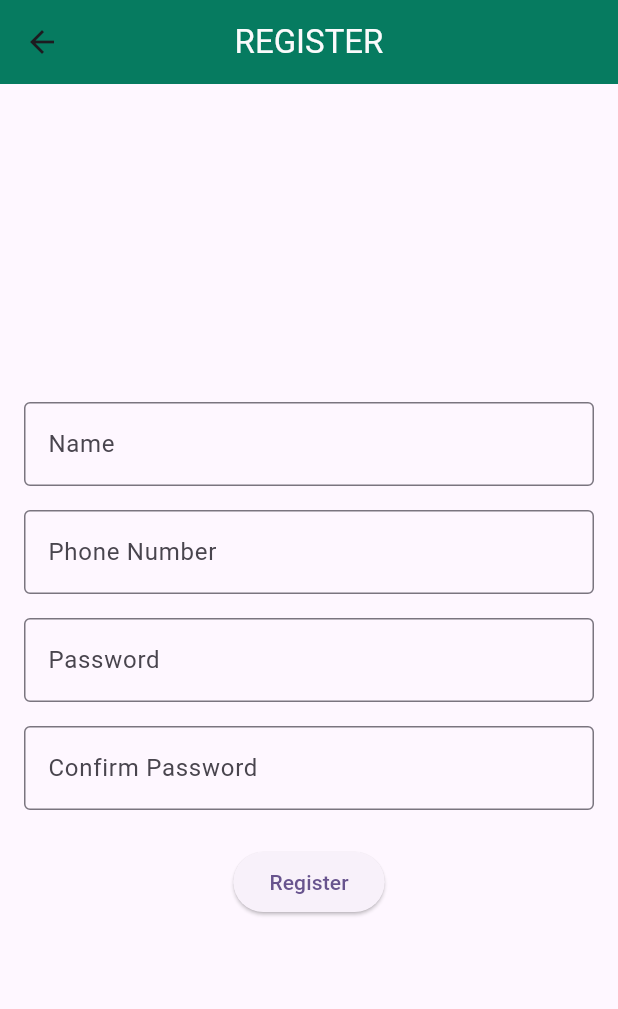
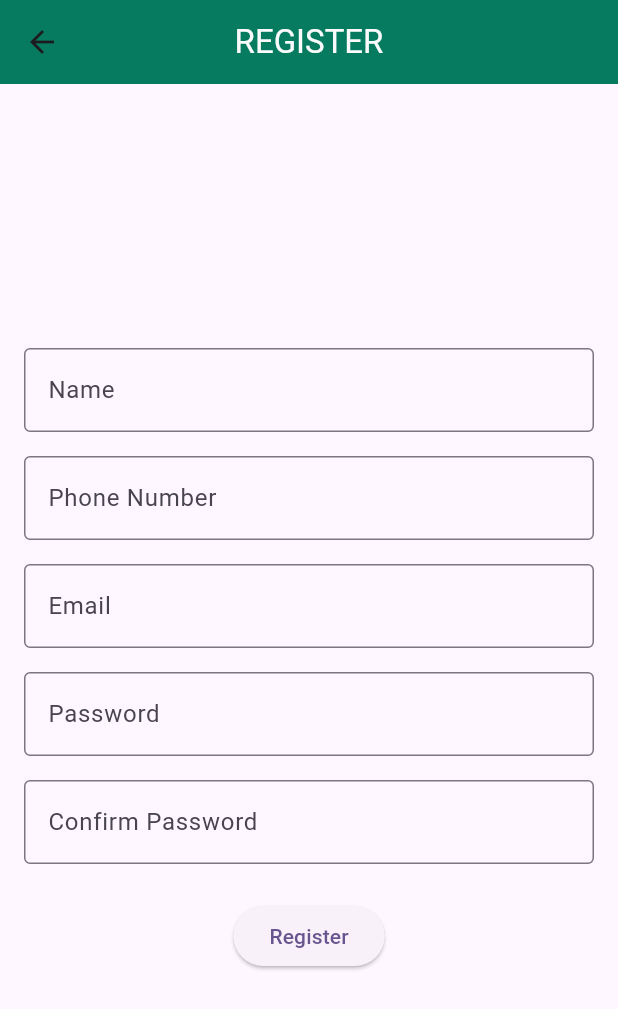
Before and after one commit to JaseemCA/evde.ai, a Flutter app: the screen it shows after launch, after a tap on "Login", after a tap on "Don't have an account? Sign up", on a phone screen of 412 x 824 dp. Shown: the top 1009 px of the screen. Run offline on Flutter 3.47's test engine with Material 3 defaults, Android fonts, the phone set to English and light mode, and no system bars; our stand-ins replace sqflite; accounts and stored records are empty.

Commit message:
changed phone to email added one more field in table

```diff
--- a/lib/db_helper/db_helper.dart
+++ b/lib/db_helper/db_helper.dart
@@ -14,33 +14,38 @@ class Db_Helper {
     String path = join(await getDatabasesPath(), 'users.db');
     return await openDatabase(
       path,
-      version: 1,
+      version: 2,
       onCreate: (db, version) async {
         await db.execute('''
       CREATE TABLE users(
         id INTEGER PRIMARY KEY AUTOINCREMENT,
         name TEXT NOT NULL,
+        email TEXT NOT NULL,
         phone TEXT NOT NULL,
         password TEXT NOT NULL
       )
     ''');
+      },
+      onUpgrade: (db, oldVersion, newVersion) async {
+        if (oldVersion < 2) {
+          await db.execute('ALTER TABLE users ADD COLUMN email TEXT');
+        }
       },
     );
   }
 
   static Future<void> insertUser(Map<String, dynamic> user) async {
     final db = await database;
-    await db.insert('users', user, conflictAlgorithm: ConflictAlgorithm.replace);
+    await db.insert('users', user,
+        conflictAlgorithm: ConflictAlgorithm.replace);
   }
 
-
-
-  static Future<bool> validateUser(String phone, String password) async {
+  static Future<bool> validateUser(String email, String password) async {
     final db = await database;
     final result = await db.query(
       'users',
-      where: 'phone = ? AND password = ?',
-      whereArgs: [phone, password],
+      where: 'email = ? AND password = ?',
+      whereArgs: [email, password],
     );
     return result.isNotEmpty;
   }
--- a/lib/presentation/auth/login.dart
+++ b/lib/presentation/auth/login.dart
@@ -14,7 +14,7 @@ class LoginPage extends StatefulWidget {
 
 class LoginPageState extends State<LoginPage> {
   final GlobalKey<FormState> _formKey = GlobalKey<FormState>();
-  final TextEditingController phoneController = TextEditingController();
+  final TextEditingController emailController = TextEditingController();
   final TextEditingController passwordController = TextEditingController();
 
   @override
@@ -36,23 +36,22 @@ class LoginPageState extends State<LoginPage> {
             mainAxisAlignment: MainAxisAlignment.center,
             children: [
               TextFormField(
-                controller: phoneController,
+                autovalidateMode: AutovalidateMode.onUserInteraction,
+                controller: emailController,
                 decoration: const InputDecoration(
-                  labelText: 'Phone Number',
+                  labelText: 'Email',
                   border: OutlineInputBorder(),
                 ),
                 validator: (value) {
                   if (value == null || value.isEmpty) {
-                    return 'Please enter your phone number';
-                  } else if (value.length != 10) {
-                    return 'Please enter a valid phone number';
+                    return 'Please enter your Email';
                   }
                   return null;
                 },
-                keyboardType: TextInputType.phone,
               ),
               const SizedBox(height: 16),
               TextFormField(
+                autovalidateMode: AutovalidateMode.onUserInteraction,
                 controller: passwordController,
                 decoration: const InputDecoration(
                   labelText: 'Password',
@@ -89,10 +88,10 @@ class LoginPageState extends State<LoginPage> {
 
   Future<void> loginUser(BuildContext context) async {
     if (_formKey.currentState?.validate() ?? false) {
-      String phone = phoneController.text;
+      String email = emailController.text;
       String password = passwordController.text;
 
-      bool isValidUser = await Db_Helper.validateUser(phone, password);
+      bool isValidUser = await Db_Helper.validateUser(email, password);
 
       if (isValidUser) {
         ScaffoldMessenger.of(context).showSnackBar(
--- a/lib/presentation/auth/signup.dart
+++ b/lib/presentation/auth/signup.dart
@@ -3,7 +3,6 @@ import 'package:evdeai/db_helper/db_helper.dart';
 import 'package:flutter/material.dart';
 import 'package:evdeai/presentation/auth/login.dart';
 import 'package:evdeai/constants/appcolors.dart';
-
 
 class Signup extends StatefulWidget {
   const Signup({super.key});
@@ -14,9 +13,11 @@ class Signup extends StatefulWidget {
 
 class SignupState extends State<Signup> {
   final GlobalKey<FormState> _formKey = GlobalKey<FormState>();
+  final TextEditingController emailController = TextEditingController();
   final TextEditingController nameController = TextEditingController();
   final TextEditingController passwordController = TextEditingController();
-  final TextEditingController confirmPasswordController = TextEditingController();
+  final TextEditingController confirmPasswordController =
+      TextEditingController();
   final TextEditingController phoneController = TextEditingController();
 
   @override
@@ -38,50 +39,82 @@ class SignupState extends State<Signup> {
             mainAxisAlignment: MainAxisAlignment.center,
             children: [
               TextFormField(
-                   autovalidateMode: AutovalidateMode.onUserInteraction,
+                autovalidateMode: AutovalidateMode.onUserInteraction,
                 controller: nameController,
-                decoration: const InputDecoration(labelText: 'Name', border: OutlineInputBorder()),
-                validator: (value) => value == null || value.isEmpty ? 'Please enter your name' : null,
+                decoration: const InputDecoration(
+                    labelText: 'Name', border: OutlineInputBorder()),
+                validator: (value) => value == null || value.isEmpty
+                    ? 'Please enter your name'
+                    : null,
               ),
               const SizedBox(height: 16),
               TextFormField(
                 autovalidateMode: AutovalidateMode.onUserInteraction,
                 controller: phoneController,
                 keyboardType: TextInputType.phone,
-                decoration: const InputDecoration(labelText: 'Phone Number', border: OutlineInputBorder()),
+                decoration: const InputDecoration(
+                    labelText: 'Phone Number', border: OutlineInputBorder()),
                 validator: (value) {
-                  if (value == null || value.isEmpty) return 'Please enter your phone number';
-                  if (value.length != 10) return 'Please enter a valid phone number';
+                  if (value == null || value.isEmpty)
+                    return 'Please enter your phone number';
+                  if (value.length != 10)
+                    return 'Please enter a valid phone number';
                   return null;
                 },
               ),
               const SizedBox(height: 16),
               TextFormField(
-                   autovalidateMode: AutovalidateMode.onUserInteraction,
-                controller: passwordController,
-                obscureText: true,
-                decoration: const InputDecoration(labelText: 'Password', border: OutlineInputBorder()),
-                validator: (value) => value == null || value.isEmpty ? 'Please enter a password' : null,
+                autovalidateMode: AutovalidateMode.onUserInteraction,
+                controller: emailController,
+                keyboardType: TextInputType.emailAddress,
+                decoration: const InputDecoration(
+                  labelText: 'Email',
+                  border: OutlineInputBorder(),
+                ),
+                validator: (value) {
+                  if (value == null || value.isEmpty) {
+                    return 'Please enter your email';
+                  }
+                  // Regular expression for email validation
+                  final emailRegex = RegExp(
+                      r'^[a-zA-Z0-9._%+-]+@[a-zA-Z0-9.-]+\.[a-zA-Z]{2,}$');
+                  if (!emailRegex.hasMatch(value)) {
+                    return 'Please enter a valid email address';
+                  }
+                  return null;
+                },
               ),
               const SizedBox(height: 16),
               TextFormField(
-                   autovalidateMode: AutovalidateMode.onUserInteraction,
+                autovalidateMode: AutovalidateMode.onUserInteraction,
+                controller: passwordController,
+                obscureText: true,
+                decoration: const InputDecoration(
+                    labelText: 'Password', border: OutlineInputBorder()),
+                validator: (value) => value == null || value.isEmpty
+                    ? 'Please enter a password'
+                    : null,
+              ),
+              const SizedBox(height: 16),
+              TextFormField(
+                autovalidateMode: AutovalidateMode.onUserInteraction,
                 controller: confirmPasswordController,
                 obscureText: true,
-                decoration: const InputDecoration(labelText: 'Confirm Password', border: OutlineInputBorder()),
+                decoration: const InputDecoration(
+                    labelText: 'Confirm Password',
+                    border: OutlineInputBorder()),
                 validator: (value) {
-                  if (value == null || value.isEmpty) return 'Please confirm your password';
-                  if (value != passwordController.text) return 'Passwords do not match';
+                  if (value == null || value.isEmpty)
+                    return 'Please confirm your password';
+                  if (value != passwordController.text)
+                    return 'Passwords do not match';
                   return null;
                 },
               ),
               const SizedBox(height: 24),
               ElevatedButton(
                 onPressed: () => saveToDatabase(context),
-
                 child: const Text('Register'),
-
-
               ),
             ],
           ),
@@ -95,12 +128,14 @@ class SignupState extends State<Signup> {
       String name = nameController.text;
       String password = passwordController.text;
       String phone = phoneController.text;
+      String email = emailController.text;
 
       // Save data using DBHelper
       Map<String, dynamic> user = {
         'name': name,
         'phone': phone,
         'password': password,
+        'email':email
       };
       await Db_Helper.insertUser(user);
       log("Data saved successfully");
```
Lines whose indentation alone changed are shown as unchanged.
